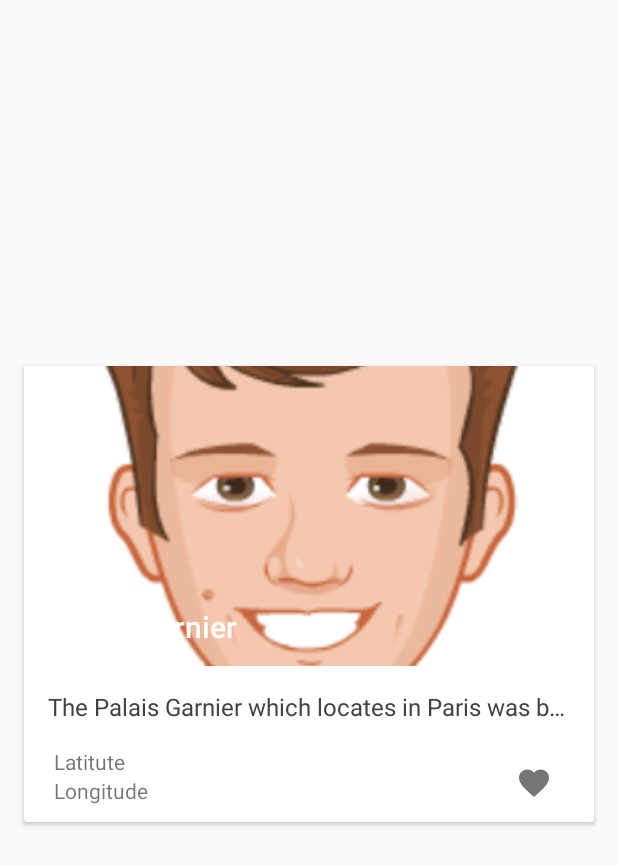
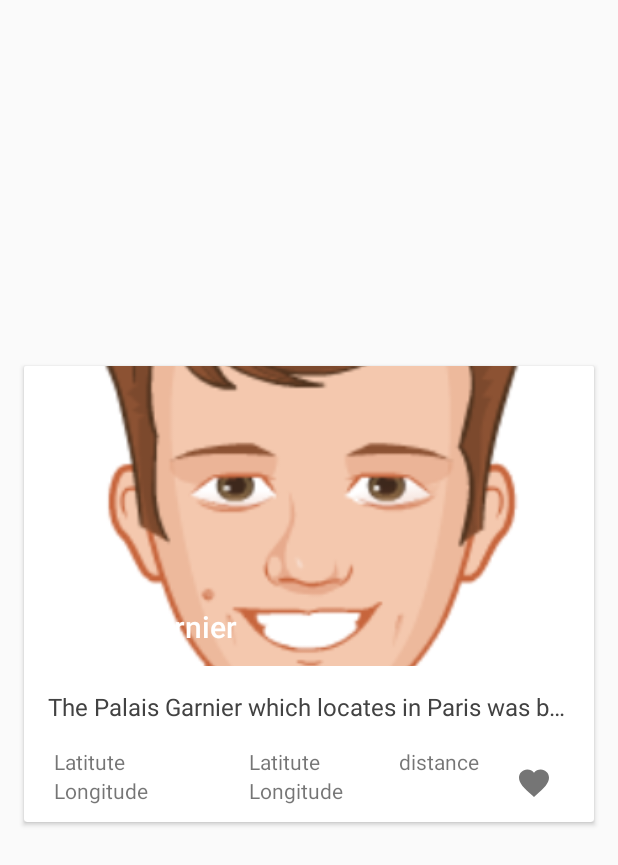
Before and after one commit to BradNissen/ad_340, an Android app: the layout matches_fragment.xml on its own in the app's theme, with its tools: preview values and no code run, on a phone screen of 412 x 824 dp. Shown: the top 865 px of the screen. Run offline under Robolectric (Android 15) with nearby library versions, the phone set to English and light mode, and no system bars.

Commit message:
Assignment 8, GPS Location and JSON file both displaying on recycler view

```diff
--- a/app/src/main/java/com/example/helloworld/Tabs_Activity.java
+++ b/app/src/main/java/com/example/helloworld/Tabs_Activity.java
@@ -30,6 +30,7 @@ public class Tabs_Activity extends AppCompatActivity  implements MatchesItemFrag
 
     @Override
     protected void onCreate(Bundle savedInstanceState) {
+
 
         // it will get the page to a tab layout
         super.onCreate(savedInstanceState);
--- a/app/src/main/res/layout/matches_fragment.xml
+++ b/app/src/main/res/layout/matches_fragment.xml
@@ -72,11 +72,26 @@ d
             <!--android:text=""/>-->
 
         <TextView
-            android:id="@+id/card_lat"
+        android:id="@+id/card_lat"
+        android:layout_width="wrap_content"
+        android:layout_height="wrap_content"
+        android:text="Latitute"
+        android:layout_marginLeft="20dp"
+        android:layout_below="@+id/card_text"/>
+        <TextView
+            android:id="@+id/gps_lat"
             android:layout_width="wrap_content"
             android:layout_height="wrap_content"
             android:text="Latitute"
-            android:layout_marginLeft="20dp"
+            android:layout_marginLeft="150dp"
+            android:layout_below="@+id/card_text"/>
+
+        <TextView
+            android:id="@+id/distance_tv"
+            android:layout_width="wrap_content"
+            android:layout_height="wrap_content"
+            android:text="distance"
+            android:layout_marginLeft="250dp"
             android:layout_below="@+id/card_text"/>
 
         <TextView
@@ -85,6 +100,13 @@ d
             android:layout_height="wrap_content"
             android:text="Longitude"
             android:layout_marginLeft="20dp"
+            android:layout_below="@+id/card_lat"/>
+        <TextView
+            android:id="@+id/gps_long"
+            android:layout_width="wrap_content"
+            android:layout_height="wrap_content"
+            android:text="Longitude"
+            android:layout_marginLeft="150dp"
             android:layout_below="@+id/card_lat"/>
 
         <ImageButton
```
Also changed, not shown: app/src/main/java/com/example/helloworld/MatchesItemFragment.java (+21 -28 lines), app/src/main/java/com/example/helloworld/MyMatchesItemRecyclerViewAdapter.java (+60 -6 lines), app/src/main/java/com/example/helloworld/models/MatchItem.java (+37 -25 lines).
